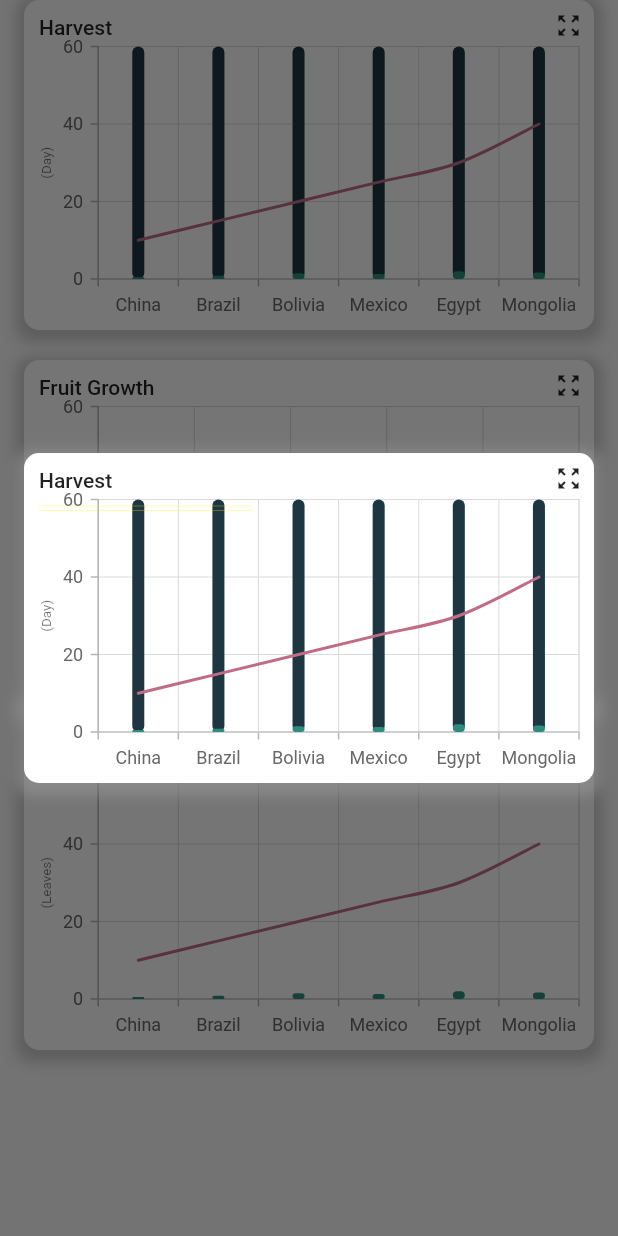
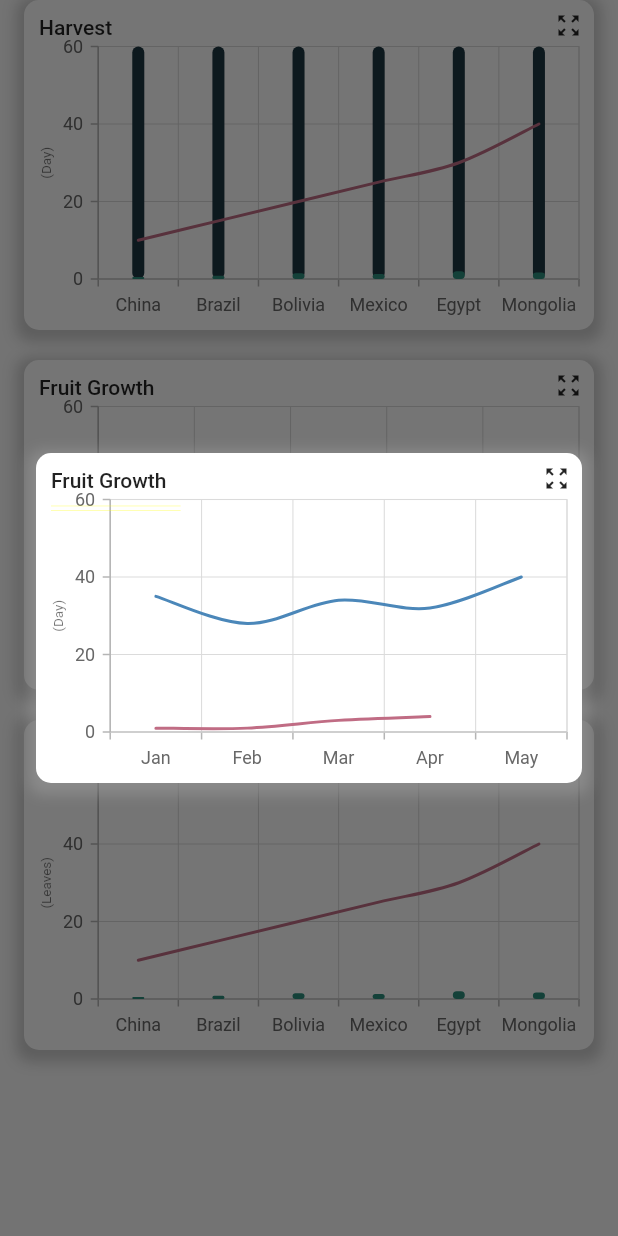
Before and after one commit to ngoxuanhungbk/koidra_flutter, a Flutter app: the CropPage screen opened directly, after a tap on "Fruit Growth", on a phone screen of 412 x 824 dp. Run offline on Flutter 3.47's test engine with Material 2 defaults, Android fonts, the phone set to English and light mode, and no system bars; our stand-ins replace flutter_bloc, get_it, persistent_bottom_nav_bar, syncfusion_flutter_charts; missing offline and left inert: dart:ffi; statements that could not run were skipped.

Commit message:
update code for Ops & Crop screen.

```diff
--- a/lib/ui/crop/crop_page.dart
+++ b/lib/ui/crop/crop_page.dart
@@ -1,6 +1,7 @@
 import 'dart:developer' as developer;
 import 'package:flutter/material.dart';
 import 'package:flutter_krop/ui/crop/leaves_widget.dart';
+import 'package:flutter_krop/utils/show_dialog_widget.dart';
 
 import 'fruit_growth_widget.dart';
 import 'harvest_widget.dart';
@@ -26,7 +27,7 @@ class _CropPageState extends State<CropPage> {
               height: 220,
               child: Harvest(
                 onClick: () {
-                  _showDialog();
+                  ShowDialogUtils.showChartDetail(context, Harvest());
                 },
               ),
             ),
@@ -37,7 +38,7 @@ class _CropPageState extends State<CropPage> {
               height: 220,
               child: FruitGrowthWidget(
                 onClick: () {
-                  _showDialog();
+                  ShowDialogUtils.showChartDetail(context, FruitGrowthWidget());
                 },
               ),
             ),
@@ -48,7 +49,7 @@ class _CropPageState extends State<CropPage> {
               height: 220,
               child: LeavesWidget(
                 onClick: () {
-                  _showDialog();
+                  ShowDialogUtils.showChartDetail(context, LeavesWidget());
                 },
               ),
             ),
@@ -60,29 +61,4 @@ class _CropPageState extends State<CropPage> {
       ),
     );
   }
-
-  _showDialog() {
-    showDialog(
-        context: context,
-        builder: (BuildContext context) {
-          return OrientationBuilder(builder: (context, orientation) {
-            return orientation == Orientation.portrait ? Container(
-              alignment: Alignment.center,
-              child: Column(
-                mainAxisSize: MainAxisSize.min,
-                children: [
-                  Container(
-                    height: 220,
-                    child: Harvest(
-                      onClick: () {},
-                    ),
-                  )
-                ],
-              ),
-            )
-                : Harvest(
-                onClick: () {});
-          });
-        });
-  }
 }
--- a/lib/ui/crop/fruit_growth_widget.dart
+++ b/lib/ui/crop/fruit_growth_widget.dart
@@ -19,7 +19,9 @@ class _FruitGrowthWidgetState extends State<FruitGrowthWidget> {
   Widget build(BuildContext context) {
     return GestureDetector(
       onTap: (){
-        widget.onClick();
+        if(widget.onClick != null){
+          widget.onClick();
+        }
       },
       child: Container(
           margin: EdgeInsets.only(left: 16, right: 16),
--- a/lib/ui/crop/harvest_widget.dart
+++ b/lib/ui/crop/harvest_widget.dart
@@ -28,7 +28,9 @@ class _HarvestState extends State<Harvest> {
 
     return GestureDetector(
       onTap: (){
-        widget.onClick();
+        if(widget.onClick != null){
+          widget.onClick();
+        }
       },
       child: Container(
           margin: EdgeInsets.only(left: 16, right: 16),
--- a/lib/ui/crop/leaves_widget.dart
+++ b/lib/ui/crop/leaves_widget.dart
@@ -26,7 +26,9 @@ class _LeavesWidgetState extends State<LeavesWidget> {
   Widget build(BuildContext context) {
     return GestureDetector(
       onTap: (){
-        widget.onClick();
+        if(widget.onClick != null){
+          widget.onClick();
+        }
       },
       child: Container(
           margin: EdgeInsets.only(left: 16, right: 16),
--- /dev/null
+++ b/lib/utils/show_dialog_widget.dart
@@ -0,0 +1,28 @@
+import 'package:flutter/cupertino.dart';
+import 'package:flutter/material.dart';
+
+class ShowDialogUtils {
+  static void showChartDetail(BuildContext context, Widget widget) {
+    showDialog(
+        context: context,
+        builder: (BuildContext context) {
+          return OrientationBuilder(builder: (context, orientation) {
+            return orientation == Orientation.portrait
+                ? Container(
+              margin: EdgeInsets.all(8),
+                    alignment: Alignment.center,
+                    child: Column(
+                      mainAxisSize: MainAxisSize.min,
+                      children: [
+                        Container(
+                          height: 220,
+                          child: widget,
+                        )
+                      ],
+                    ),
+                  )
+                : Container(margin:EdgeInsets.all(8),child: widget);
+          });
+        });
+  }
+}
```
Also changed, not shown: lib/ui/operations/cost_breakdown_widget.dart (+30 -19 lines), lib/ui/operations/cost_income_widget.dart (+30 -19 lines), lib/ui/operations/operations_page.dart (+20 -7 lines), lib/ui/operations/profit_widget.dart (+26 -19 lines).
